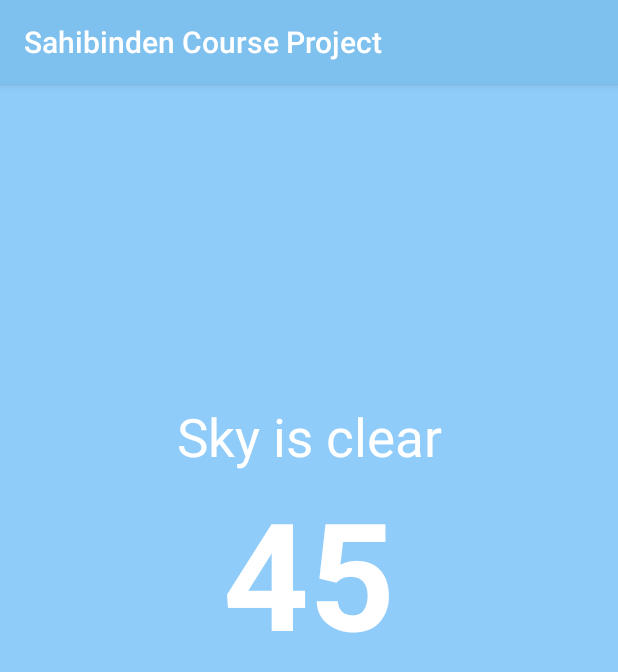
After one commit to AtaerCaner/sahibinden-course-project, an Android app: the DetailActivity screen opened directly, with no data from a screen before it, on a phone screen of 412 x 824 dp. The commit adds this screen. Shown: the top 672 px of the screen. Run offline under Robolectric (Android 15) with nearby library versions, the phone set to English and light mode, and no system bars; pictures from the network do not load; 3 statements that could not run were skipped.

Commit message:
no message

```diff
--- a/app/build.gradle
+++ b/app/build.gradle
@@ -43,6 +43,8 @@ dependencies {
     implementation fileTree(dir: 'libs', include: ['*.jar'])
     implementation 'androidx.appcompat:appcompat:1.1.0'
     implementation 'androidx.constraintlayout:constraintlayout:1.1.3'
+    implementation 'com.github.bumptech.glide:glide:4.10.0'
+    annotationProcessor 'com.github.bumptech.glide:compiler:4.10.0'
     testImplementation 'junit:junit:4.12'
     implementation 'androidx.recyclerview:recyclerview:1.1.0'
     implementation 'com.squareup.retrofit2:retrofit:2.6.2'
--- a/app/src/main/AndroidManifest.xml
+++ b/app/src/main/AndroidManifest.xml
@@ -18,6 +18,12 @@
                 <category android:name="android.intent.category.LAUNCHER" />
             </intent-filter>
         </activity>
+
+
+        <activity android:name=".ui.DetailActivity"
+            android:theme="@style/AppTheme"/>
     </application>
 
+
+
 </manifest>
--- /dev/null
+++ b/app/src/main/java/com/sahibindencourseproject/ui/DetailActivity.java
@@ -0,0 +1,59 @@
+package com.sahibindencourseproject.ui;
+
+import android.os.Bundle;
+import android.os.Parcelable;
+import android.widget.ImageView;
+import android.widget.TextView;
+
+import androidx.annotation.Nullable;
+import androidx.recyclerview.widget.RecyclerView;
+
+import com.bumptech.glide.Glide;
+import com.sahibindencourseproject.BaseActivity;
+import com.sahibindencourseproject.R;
+import com.sahibindencourseproject.api.model.WeatherItem;
+import com.sahibindencourseproject.util.ResourceUtil;
+import com.sahibindencourseproject.util.TemperatureUtil;
+
+/**
+ * Created by Ataer Caner on 2019-12-02.
+ * Copyright (c) 2019 sahibinden. All rights reserved.
+ */
+
+public class DetailActivity extends BaseActivity {
+
+    public static final String BUNDLE_WEATHER_ITEM = "BUNDLE_WEATHER_ITEM";
+    private WeatherItem weatherItem;
+    private TextView txtSelectedStatus;
+    private TextView txtSelectedTemp;
+    private ImageView imgSelected;
+    private RecyclerView rcvDaysTemp;
+
+
+    @Override
+    protected void onCreate(@Nullable Bundle savedInstanceState) {
+        super.onCreate(savedInstanceState);
+        setContentView(R.layout.activity_detail);
+        getDatas();
+        initViews();
+        setContents();
+    }
+
+    private void setContents() {
+        Glide.with(this).load(ResourceUtil.getImageUrl(weatherItem.getWeather().get(0).getIcon())).into(imgSelected);
+        txtSelectedStatus.setText(weatherItem.getWeather().get(0).getDescription());
+        txtSelectedTemp.setText(TemperatureUtil.getCelcius(weatherItem.getTemp().getDay()));
+    }
+
+    private void initViews() {
+        txtSelectedStatus = findViewById(R.id.txtSelectedStatus);
+        txtSelectedTemp = findViewById(R.id.txtSelectedTemp);
+        imgSelected = findViewById(R.id.imgSelected);
+        rcvDaysTemp = findViewById(R.id.rcvDaysTemp);
+    }
+
+    private void getDatas() {
+        weatherItem = getIntent().getParcelableExtra(BUNDLE_WEATHER_ITEM);
+    }
+
+}
--- a/app/src/main/java/com/sahibindencourseproject/util/TemperatureUtil.java
+++ b/app/src/main/java/com/sahibindencourseproject/util/TemperatureUtil.java
@@ -8,6 +8,6 @@ package com.sahibindencourseproject.util;
 public class TemperatureUtil {
 
     public static String getCelcius(Double temp) {
-        return Math.round(temp) + " °C";
+        return Math.round(temp) + "°";
     }
 }
--- /dev/null
+++ b/app/src/main/res/layout/activity_detail.xml
@@ -0,0 +1,76 @@
+<?xml version="1.0" encoding="utf-8"?>
+<androidx.constraintlayout.widget.ConstraintLayout xmlns:android="http://schemas.android.com/apk/res/android"
+    android:layout_width="match_parent"
+    android:layout_height="match_parent"
+    xmlns:app="http://schemas.android.com/apk/res-auto"
+    android:background="@color/sky_blue">
+
+
+    <TextView
+        android:id="@+id/txtSelectedStatus"
+        android:layout_width="0dp"
+        app:layout_constraintVertical_bias="0.5"
+        android:layout_height="wrap_content"
+        android:textSize="@dimen/detail_text_medium_size"
+        android:textColor="@color/white"
+        android:gravity="center"
+        android:text="Sky is clear"
+        app:layout_constraintTop_toTopOf="parent"
+        app:layout_constraintStart_toStartOf="parent"
+        app:layout_constraintEnd_toEndOf="parent"
+        app:layout_constraintVertical_chainStyle="packed"
+        app:layout_constraintBottom_toTopOf="@id/txtSelectedTemp"/>
+
+
+    <TextView
+        android:id="@+id/txtSelectedTemp"
+        android:layout_width="wrap_content"
+        android:layout_height="wrap_content"
+        android:textSize="@dimen/detail_text_big_size"
+        android:text="45"
+        android:textColor="@color/white"
+        android:gravity="center"
+        app:layout_constraintBottom_toTopOf="@id/rcvDaysTemp"
+        android:textStyle="bold"
+        app:layout_constraintStart_toStartOf="parent"
+        app:layout_constraintTop_toBottomOf="@id/txtSelectedStatus"
+        app:layout_constraintEnd_toEndOf="parent"/>
+
+    <ImageView
+        android:id="@+id/imgSelected"
+        android:layout_width="70dp"
+        android:layout_height="0dp"
+        android:scaleType="fitCenter"
+        app:layout_constraintVertical_bias="1"
+        app:layout_constraintStart_toEndOf="@id/txtSelectedTemp"
+        app:layout_constraintTop_toTopOf="@id/txtSelectedTemp"
+        app:layout_constraintBottom_toBottomOf="@id/txtSelectedTemp"/>
+
+
+<!--
+    <TextView
+        android:id="@+id/txtSelectedDay"
+        android:layout_marginTop="35dp"
+        android:layout_width="0dp"
+        android:layout_height="wrap_content"
+        android:text="Persembe"
+        android:textSize="@dimen/detail_text_small_size"
+        android:textColor="@color/white"
+        android:gravity="center"
+        app:layout_constraintTop_toBottomOf="@id/txtSelectedTemp"
+        app:layout_constraintStart_toStartOf="@id/txtSelectedTemp"
+        app:layout_constraintEnd_toEndOf="@id/txtSelectedTemp"/>-->
+
+
+
+
+    <androidx.recyclerview.widget.RecyclerView
+        android:id="@+id/rcvDaysTemp"
+        android:layout_width="0dp"
+        android:layout_height="0dp"
+        app:layout_constraintStart_toStartOf="parent"
+        app:layout_constraintEnd_toEndOf="parent"
+        app:layout_constraintDimensionRatio="1:0.4"
+        app:layout_constraintBottom_toBottomOf="parent"/>
+
+</androidx.constraintlayout.widget.ConstraintLayout>
--- a/app/src/main/res/layout/activity_main.xml
+++ b/app/src/main/res/layout/activity_main.xml
@@ -9,7 +9,7 @@
 
 
     <TextView
-        android:id="@+id/txtCurrentStatus"
+        android:id="@+id/txtCurrentDay"
         android:layout_width="0dp"
         android:layout_height="wrap_content"
         android:textSize="@dimen/main_current_size"
@@ -32,7 +32,7 @@
         android:gravity="center"
         android:textStyle="bold"
         app:layout_constraintStart_toStartOf="parent"
-        app:layout_constraintTop_toBottomOf="@id/txtCurrentStatus"
+        app:layout_constraintTop_toBottomOf="@id/txtCurrentDay"
         app:layout_constraintEnd_toEndOf="parent"
         app:layout_constraintBottom_toTopOf="@id/view1"/>
 
--- a/app/src/main/res/values/dimens.xml
+++ b/app/src/main/res/values/dimens.xml
@@ -1,4 +1,7 @@
 <?xml version="1.0" encoding="utf-8"?>
 <resources>
     <dimen name="main_current_size">45sp</dimen>
+    <dimen name="detail_text_small_size">25sp</dimen>
+    <dimen name="detail_text_medium_size">35sp</dimen>
+    <dimen name="detail_text_big_size">100sp</dimen>
 </resources>
```
Also changed, not shown: app/src/main/java/com/sahibindencourseproject/adapter/DetailItemsAdapter.java (added, +40 -0 lines), app/src/main/java/com/sahibindencourseproject/adapter/WeatherItemAdapter.java (renamed from app/src/main/java/com/sahibindencourseproject/adapter/WeatherItemRecyclerAdapter.java, +12 -17 lines), app/src/main/java/com/sahibindencourseproject/api/model/Temp.java (+93 -1 lines), app/src/main/java/com/sahibindencourseproject/api/model/Weather.java (+47 -1 lines), app/src/main/java/com/sahibindencourseproject/api/model/WeatherItem.java (+130 -1 lines), app/src/main/java/com/sahibindencourseproject/ui/MainActivity.java (+12 -7 lines), app/src/main/java/com/sahibindencourseproject/util/DateUtil.java (added, +25 -0 lines), app/src/main/java/com/sahibindencourseproject/util/ResourceUtil.java (added, +12 -0 lines).
